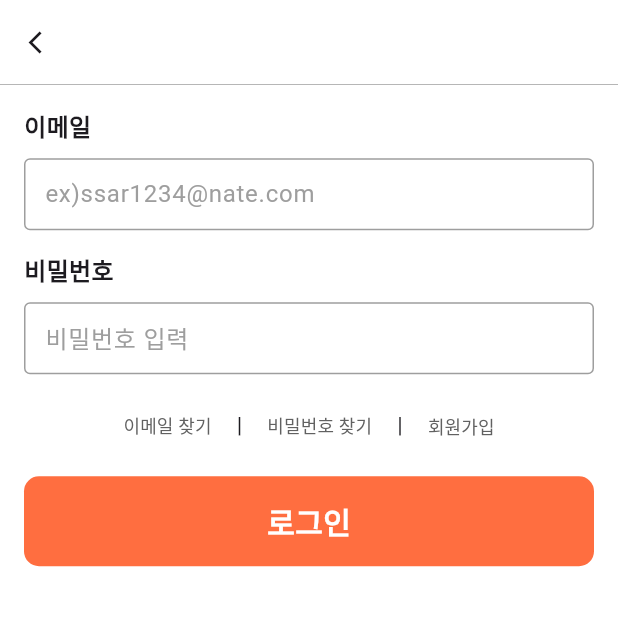
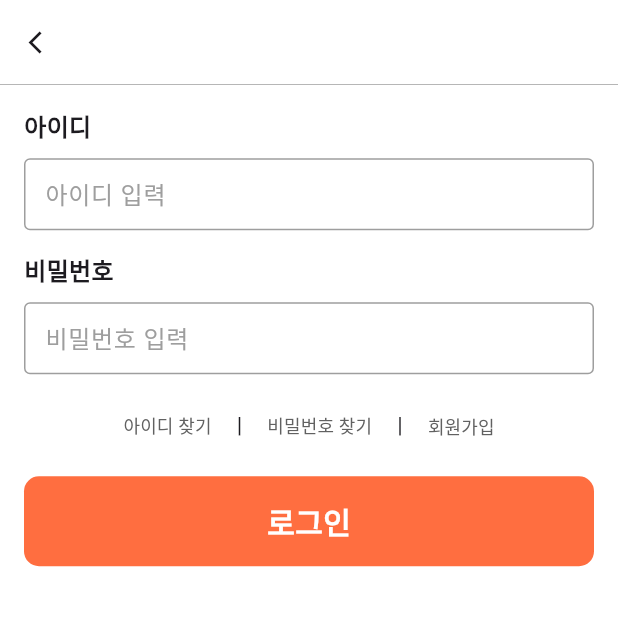
Before and after one commit to 9oj0e/pathorder_app, a Flutter app: the LoginPage screen opened directly, on a phone screen of 412 x 824 dp, the top half of it. Run offline on Flutter 3.47's test engine with Material 3 defaults, Android fonts, the phone set to English and light mode, and no system bars; our stand-ins replace google_maps_flutter; network calls fail.

Commit message:
docs :: login, join_page 수정

```diff
--- a/lib/main_holders/auth/join/components/join_exta_button.dart
+++ b/lib/main_holders/auth/join/components/join_exta_button.dart
@@ -13,7 +13,7 @@ class JoinExtraButton extends StatelessWidget {
         TextButton(
           onPressed: () {},
           child: Text(
-            '이메일 찾기',
+            '아이디 찾기',
             style: TextStyle(fontSize: 12, color: Colors.grey[700]),
           ),
         ),
--- a/lib/main_holders/auth/login/widgets/login_body.dart
+++ b/lib/main_holders/auth/login/widgets/login_body.dart
@@ -25,8 +25,8 @@ class LoginBody extends StatelessWidget {
                 child: Column(
                   children: [
                     LoginTextFormField(
-                      text: '이메일',
-                      hinttext: 'ex)ssar1234@nate.com',
+                      text: '아이디',
+                      hinttext: '아이디 입력',
                     ),
                     SizedBox(height: 15),
                     LoginTextFormField(
--- a/lib/main_holders/auth/login/widgets/login_extra_button.dart
+++ b/lib/main_holders/auth/login/widgets/login_extra_button.dart
@@ -13,7 +13,7 @@ class LoginExtraButton extends StatelessWidget {
         TextButton(
           onPressed: () {},
           child: Text(
-            '이메일 찾기',
+            '아이디 찾기',
             style: TextStyle(fontSize: 12, color: Colors.grey[700]),
           ),
         ),
```
